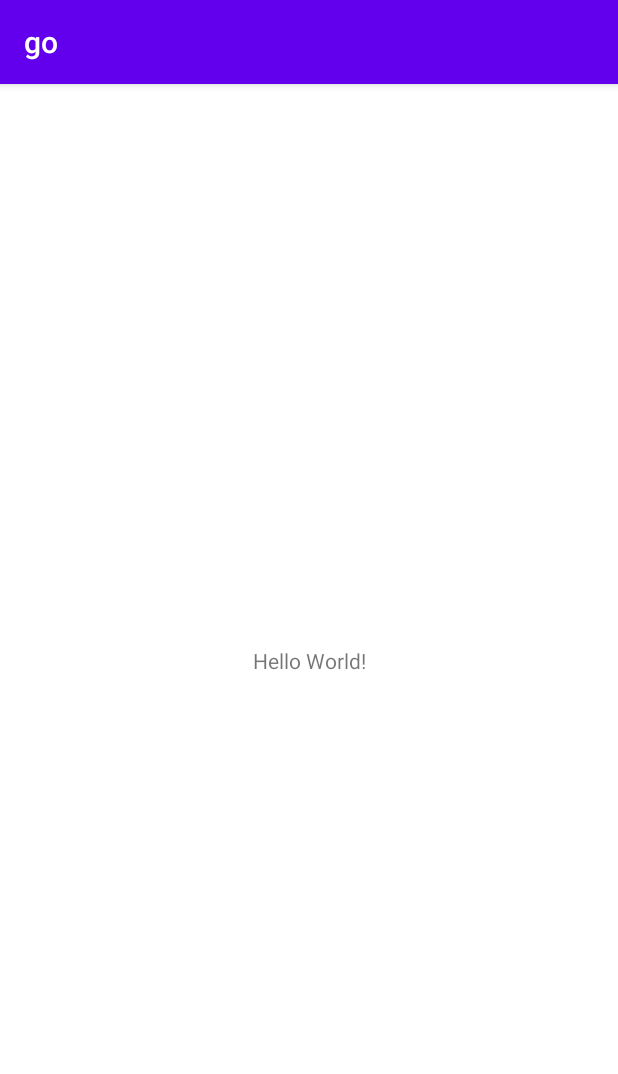
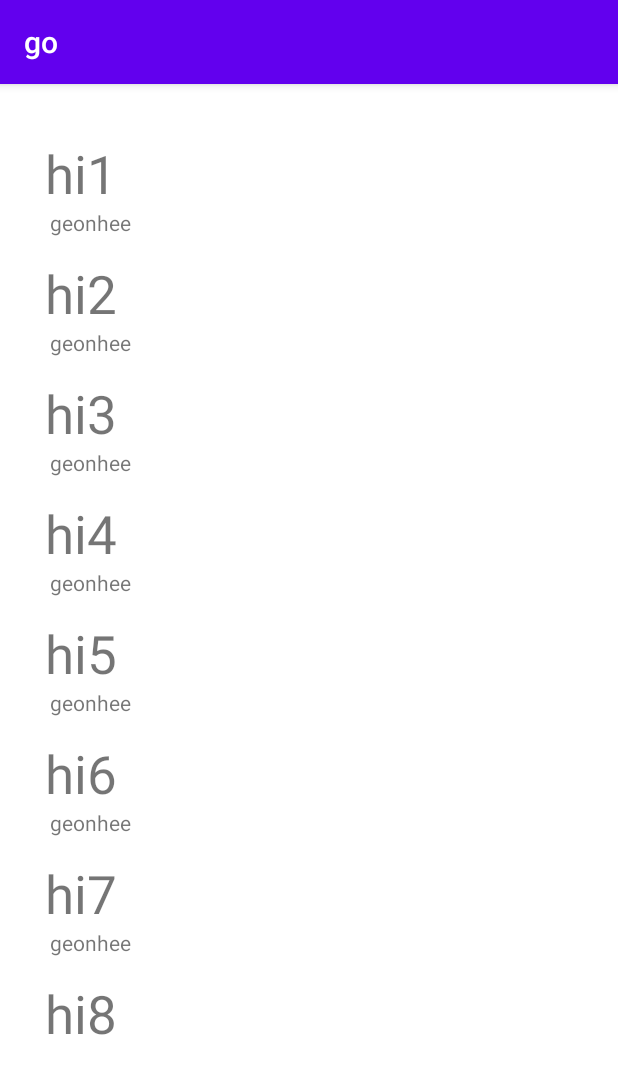
Before and after one commit to wingunkh/Advanced-Mobile-Programming, an Android app: the screen it shows after launch (MainActivity), on a phone screen of 412 x 824 dp. Shown: the top 1074 px of the screen. Run offline under Robolectric (Android 15) with nearby library versions, the phone set to English and light mode, and no system bars.

Commit message:
게시글 리스트 -> 게시글 화면 구현(이미지 X)

```diff
--- a/app/build.gradle
+++ b/app/build.gradle
@@ -30,6 +30,9 @@ android {
     kotlinOptions {
         jvmTarget = '1.8'
     }
+    buildFeatures {
+        viewBinding true
+    }
 }
 
 dependencies {
--- a/app/src/main/AndroidManifest.xml
+++ b/app/src/main/AndroidManifest.xml
@@ -25,6 +25,9 @@
                 android:name="android.app.lib_name"
                 android:value="" />
         </activity>
+        <activity
+            android:name=".PostActivity"
+            android:exported="true"/>
     </application>
 
 </manifest>
--- a/app/src/main/java/com/example/go/MainActivity.kt
+++ b/app/src/main/java/com/example/go/MainActivity.kt
@@ -1,11 +1,43 @@
 package com.example.go
 
+import android.content.Intent
 import androidx.appcompat.app.AppCompatActivity
 import android.os.Bundle
+import android.view.View
+import androidx.recyclerview.widget.LinearLayoutManager
+import com.example.go.databinding.ActivityMainBinding
 
 class MainActivity : AppCompatActivity() {
+    private val posts = listOf(
+        Post("hi1", "geonhee", "hello"),
+        Post("hi2", "geonhee", "hello"),
+        Post("hi3", "geonhee", "hello"),
+        Post("hi4", "geonhee", "hello"),
+        Post("hi5", "geonhee", "hello"),
+        Post("hi6", "geonhee", "hello"),
+        Post("hi7", "geonhee", "hello"),
+        Post("hi8", "geonhee", "hello")
+    )
+    private lateinit var binding : ActivityMainBinding
     override fun onCreate(savedInstanceState: Bundle?) {
         super.onCreate(savedInstanceState)
-        setContentView(R.layout.activity_main)
+        binding = ActivityMainBinding.inflate(layoutInflater)
+        setContentView(binding.root)
+
+        initViews()
+    }
+    private fun initViews() {
+        binding.postList.layoutManager = LinearLayoutManager(this, LinearLayoutManager.VERTICAL, false)
+        val adapter = PostAdapter(posts)
+        binding.postList.adapter = adapter
+        val intent = Intent(this, PostActivity::class.java)
+        adapter.itemClick = object : PostAdapter.ItemClick {
+            override fun onClick(view: View, position: Int) {
+                intent.putExtra("post", posts[position])
+                startActivity(intent)
+            }
+        }
+
+
     }
 }
--- /dev/null
+++ b/app/src/main/java/com/example/go/Post.kt
@@ -0,0 +1,7 @@
+package com.example.go
+
+import java.io.Serializable
+
+data class Post(var title: String, var user: String, var content: String) : Serializable {
+
+}
--- /dev/null
+++ b/app/src/main/java/com/example/go/PostAdapter.kt
@@ -0,0 +1,40 @@
+package com.example.go
+
+import android.content.Intent
+import android.util.Log
+import android.view.LayoutInflater
+import android.view.View
+import android.view.ViewGroup
+import androidx.core.content.ContextCompat
+import androidx.core.content.ContextCompat.startActivity
+import androidx.recyclerview.widget.RecyclerView
+import com.example.go.databinding.ItemPostBinding
+
+class PostAdapter(private val posts: List<Post>) : RecyclerView.Adapter<PostAdapter.PostViewHolder>() {
+    interface ItemClick {
+        fun onClick(view: View, position:Int)
+    }
+    var itemClick: ItemClick? = null
+    override fun onCreateViewHolder(parent: ViewGroup, viewType: Int): PostViewHolder {
+        val binding = ItemPostBinding.inflate(
+            LayoutInflater.from(parent.context),
+            parent, false
+        )
+        return PostViewHolder(binding)
+    }
+    override fun onBindViewHolder(holder: PostViewHolder, position: Int) {
+        holder.bind(posts[position])
+        holder.binding.postTitleText.setOnClickListener {
+            itemClick?.onClick(it, position)
+        }
+    }
+
+    override fun getItemCount() : Int = posts.size
+
+    class PostViewHolder(val binding: ItemPostBinding) : RecyclerView.ViewHolder(binding.root) {
+        fun bind(post: Post) {
+            binding.postTitleText.text = post.title
+            binding.postUserText.text = post.user
+        }
+    }
+}
--- a/app/src/main/res/layout/activity_main.xml
+++ b/app/src/main/res/layout/activity_main.xml
@@ -6,13 +6,15 @@
     android:layout_height="match_parent"
     tools:context=".MainActivity">
 
-    <TextView
-        android:layout_width="wrap_content"
-        android:layout_height="wrap_content"
-        android:text="Hello World!"
+    <androidx.recyclerview.widget.RecyclerView
+        android:id="@+id/postList"
+        android:layout_width="380dp"
+        android:layout_height="600dp"
         app:layout_constraintBottom_toBottomOf="parent"
         app:layout_constraintEnd_toEndOf="parent"
+        app:layout_constraintHorizontal_bias="0.516"
         app:layout_constraintStart_toStartOf="parent"
-        app:layout_constraintTop_toTopOf="parent" />
+        app:layout_constraintTop_toTopOf="parent"
+        app:layout_constraintVertical_bias="0.213" />
 
 </androidx.constraintlayout.widget.ConstraintLayout>
--- /dev/null
+++ b/app/src/main/res/layout/item_post.xml
@@ -0,0 +1,29 @@
+<?xml version="1.0" encoding="utf-8"?>
+<androidx.constraintlayout.widget.ConstraintLayout xmlns:android="http://schemas.android.com/apk/res/android"
+    xmlns:app="http://schemas.android.com/apk/res-auto"
+    xmlns:tools="http://schemas.android.com/tools"
+    android:layout_width="match_parent"
+    android:layout_height="80dp">
+
+    <TextView
+        android:id="@+id/postTitleText"
+        android:layout_width="353dp"
+        android:layout_height="69dp"
+        android:background="?attr/selectableItemBackground"
+        android:clickable="true"
+        android:text="title"
+        android:textSize="35sp"
+        app:layout_constraintEnd_toEndOf="parent"
+        app:layout_constraintStart_toStartOf="parent"
+        app:layout_constraintTop_toTopOf="parent" />
+
+    <TextView
+        android:id="@+id/postUserText"
+        android:layout_width="wrap_content"
+        android:layout_height="wrap_content"
+        android:layout_marginStart="3dp"
+        android:layout_marginBottom="3dp"
+        android:text="user"
+        app:layout_constraintBottom_toBottomOf="@+id/postTitleText"
+        app:layout_constraintStart_toStartOf="@+id/postTitleText" />
+</androidx.constraintlayout.widget.ConstraintLayout>
```
Also changed, not shown: app/src/main/java/com/example/go/PostActivity.kt (added, +21 -0 lines), app/src/main/res/drawable/post_line.xml (added, +9 -0 lines), app/src/main/res/layout/activity_post.xml (added, +36 -0 lines).
